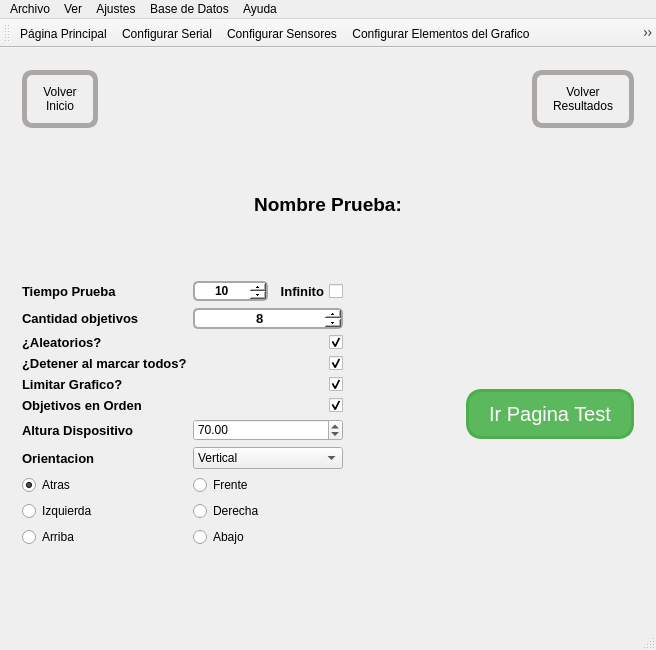
Before: the Qt Designer form mainwindow.ui in hectorda/Bio-Feedback, drawn with Qt 5.
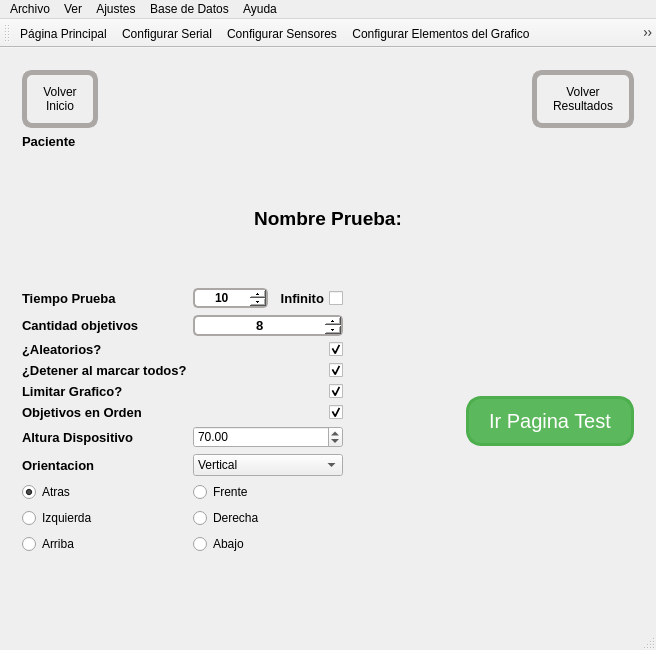
After: the same form once the commit is applied. The open tabs and pages were chosen to show the change. Icons and pictures are not drawn. Custom widgets are drawn as their Qt base class.

Commit message: Agregado Class Paciente

The edit to the form file:
```diff
--- a/mainwindow.ui
+++ b/mainwindow.ui
@@ -523,6 +523,20 @@
           </item>
          </layout>
         </item>
+        <item>
+         <widget class="QLabel" name="labelPaciente">
+          <property name="font">
+           <font>
+            <pointsize>10</pointsize>
+            <weight>75</weight>
+            <bold>true</bold>
+           </font>
+          </property>
+          <property name="text">
+           <string>Paciente</string>
+          </property>
+         </widget>
+        </item>
         <item>
          <spacer name="verticalSpacer_2">
           <property name="orientation">
@@ -926,7 +940,7 @@
                <set>Qt::AlignCenter</set>
               </property>
               <property name="minimum">
-               <number>1</number>
+               <number>0</number>
               </property>
               <property name="value">
                <number>8</number>
```
Left out of the diff: 16 changed lines with no effect on the pictures. The commit also changes 10 other files.
